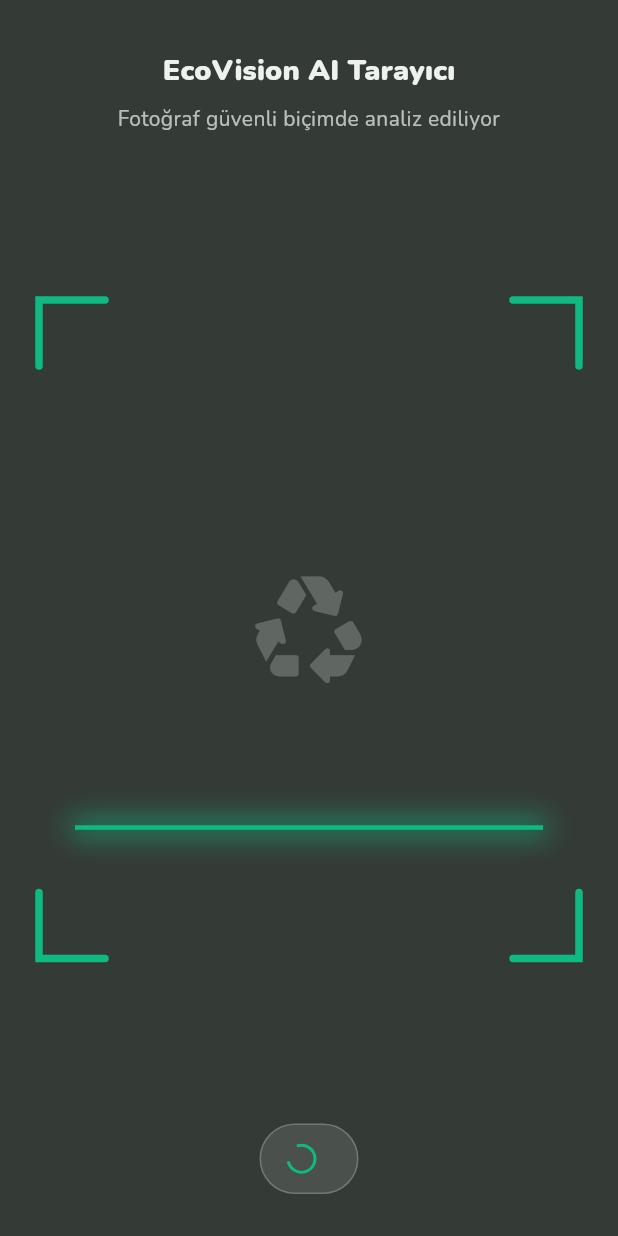
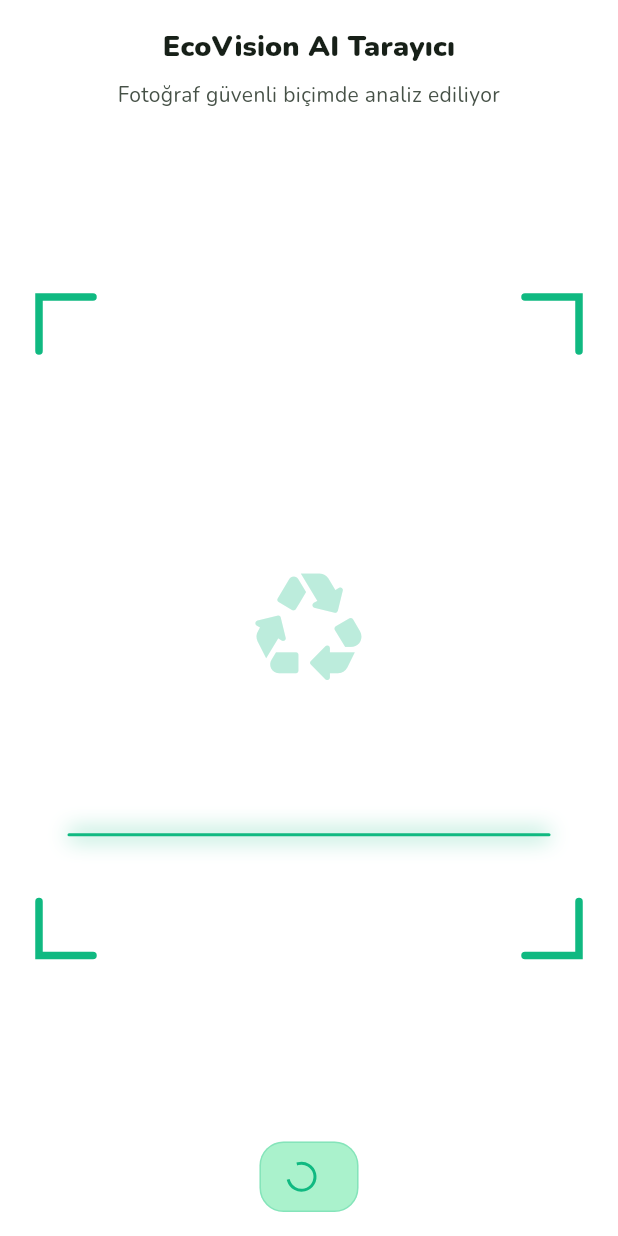
Before and after one commit to BnymGnc/EcoVision, a Flutter app: the ScanningOverlay widget shown alone on an empty page, opened directly with empty values, on a phone screen of 412 x 824 dp. Run offline on Flutter 3.47's test engine with Material 3 defaults, Android fonts, the phone set to English and light mode, and no system bars; our stand-ins replace animated_text_kit, file_picker, flutter_map, flutter_secure_storage, geocoding, geolocator and 6 more; missing offline and left inert: stomp_dart_client; accounts and stored records are empty.

Commit message:
fix: bound map rendering and polish themed scanning overlay

```diff
--- a/frontend/lib/screens/home_screen.dart
+++ b/frontend/lib/screens/home_screen.dart
@@ -1,4 +1,5 @@
 import 'package:flutter/foundation.dart' show ValueListenable;
+import 'dart:math' as math;
 import 'package:flutter/material.dart';
 import 'package:image_picker/image_picker.dart';
 
@@ -35,6 +36,19 @@ class _HomeScreenState extends State<HomeScreen> {
   final ImagePicker _imagePicker = ImagePicker();
   bool _isScanning = false;
   String _scanStatus = 'Yapay zeka analiz ediyor...';
+  OverlayEntry? _scanOverlay;
+
+  void _hideScanOverlay() {
+    _scanOverlay?.remove();
+    _scanOverlay?.dispose();
+    _scanOverlay = null;
+  }
+
+  @override
+  void dispose() {
+    _hideScanOverlay();
+    super.dispose();
+  }
 
   Future<void> _pickAndAnalyze(ImageSource source) async {
     if (_isScanning) return;
@@ -55,6 +69,14 @@ class _HomeScreenState extends State<HomeScreen> {
         _isScanning = true;
         _scanStatus = 'Fotoğraf güvenli biçimde yükleniyor...';
       });
+      _scanOverlay = OverlayEntry(
+        builder: (_) => Positioned.fill(
+          child: BlockSemantics(
+            child: AbsorbPointer(child: ScanningOverlay(message: _scanStatus)),
+          ),
+        ),
+      );
+      Overlay.of(context, rootOverlay: true).insert(_scanOverlay!);
       final bytes = await image.readAsBytes();
       if (bytes.length > 5 * 1024 * 1024) {
         throw const ApiException(
@@ -67,6 +89,7 @@ class _HomeScreenState extends State<HomeScreen> {
       }
 
       setState(() => _scanStatus = 'Yapay zeka atığı tanıyor...');
+      _scanOverlay?.markNeedsBuild();
       final previousPoints = widget.apiService.pointsListenable.value;
       final result = await widget.apiService.analyzeWasteImage(
         bytes: bytes,
@@ -83,6 +106,7 @@ class _HomeScreenState extends State<HomeScreen> {
 
       await EcoHaptics.heavy();
       if (!mounted) return;
+      _hideScanOverlay();
       setState(() => _isScanning = false);
       await Navigator.of(context).push(
         MaterialPageRoute<void>(
@@ -95,6 +119,7 @@ class _HomeScreenState extends State<HomeScreen> {
         ),
       );
     } catch (error) {
+      _hideScanOverlay();
       if (!mounted) {
         return;
       }
@@ -102,6 +127,7 @@ class _HomeScreenState extends State<HomeScreen> {
         context,
       ).showSnackBar(SnackBar(content: Text(error.toString())));
     } finally {
+      _hideScanOverlay();
       if (mounted) {
         setState(() => _isScanning = false);
       }
@@ -110,9 +136,9 @@ class _HomeScreenState extends State<HomeScreen> {
 
   @override
   Widget build(BuildContext context) {
-    return Stack(
-      children: [
-        Scaffold(
+    return PopScope(
+      canPop: !_isScanning,
+      child: Scaffold(
         appBar: AppBar(
           title: const Text('EcoVision'),
           actions: [
@@ -135,9 +161,7 @@ class _HomeScreenState extends State<HomeScreen> {
           child: ListView(
             padding: const EdgeInsets.all(20),
             children: [
-                _HeroPanel(
-                  pointsListenable: widget.apiService.pointsListenable,
-                ),
+              _HeroPanel(pointsListenable: widget.apiService.pointsListenable),
               const SizedBox(height: 20),
               FilledButton.icon(
                 onPressed: _isScanning
@@ -167,9 +191,6 @@ class _HomeScreenState extends State<HomeScreen> {
           ),
         ),
       ),
-        if (_isScanning)
-          Positioned.fill(child: ScanningOverlay(message: _scanStatus)),
-      ],
     );
   }
 }
@@ -471,24 +492,35 @@ class _ScanningOverlayState extends State<ScanningOverlay>
   }
 
   @override
+  void didChangeDependencies() {
+    super.didChangeDependencies();
+    if (MediaQuery.disableAnimationsOf(context)) {
+      _controller.stop();
+      _controller.value = 0.5;
+    } else if (!_controller.isAnimating) {
+      _controller.repeat(reverse: true);
+    }
+  }
+
+  @override
   Widget build(BuildContext context) {
     final colors = Theme.of(context).colorScheme;
     final accent = colors.primary;
     return Material(
-      color: colors.inverseSurface.withValues(alpha: 0.96),
+      key: const ValueKey('scanner-surface'),
+      color: colors.surface,
       child: SafeArea(
-        child: LayoutBuilder(
-          builder: (context, viewport) => SingleChildScrollView(
-            child: SizedBox(
-              height: viewport.maxHeight < 600 ? 600 : viewport.maxHeight,
         child: Padding(
-                padding: const EdgeInsets.fromLTRB(24, 32, 24, 28),
+          padding: const EdgeInsets.all(16),
           child: Column(
             children: [
               Text(
                 'EcoVision AI Tarayıcı',
+                textAlign: TextAlign.center,
+                maxLines: 2,
+                overflow: TextOverflow.ellipsis,
                 style: Theme.of(context).textTheme.titleMedium?.copyWith(
-                        color: colors.onInverseSurface,
+                  color: colors.onSurface,
                   fontSize: 19,
                   fontWeight: FontWeight.w900,
                 ),
@@ -497,12 +529,15 @@ class _ScanningOverlayState extends State<ScanningOverlay>
               Text(
                 'Fotoğraf güvenli biçimde analiz ediliyor',
                 textAlign: TextAlign.center,
+                maxLines: 2,
+                overflow: TextOverflow.ellipsis,
                 style: Theme.of(context).textTheme.bodyMedium?.copyWith(
-                        color: colors.onInverseSurface.withValues(alpha: 0.72),
+                  color: colors.onSurfaceVariant,
                 ),
               ),
               const SizedBox(height: 16),
               Expanded(
+                child: RepaintBoundary(
                   child: Center(
                     child: ConstrainedBox(
                       constraints: const BoxConstraints(maxWidth: 360),
@@ -513,47 +548,34 @@ class _ScanningOverlayState extends State<ScanningOverlay>
                             children: [
                               Positioned.fill(
                                 child: CustomPaint(
-                                      painter: _ScannerFramePainter(
-                                        color: accent,
+                                  painter: _ScannerFramePainter(color: accent),
                                 ),
                               ),
-                                  ),
-                                  AnimatedBuilder(
-                                    animation: _controller,
-                                    builder: (context, _) => Positioned(
-                                      left: 24,
-                                      right: 24,
-                                      top:
-                                          32 +
-                                          _controller.value *
-                                              (constraints.maxHeight - 64),
-                                      child: Container(
-                                        height: 3,
-                                        decoration: BoxDecoration(
+                              Positioned.fill(
+                                child: CustomPaint(
+                                  key: const ValueKey('scanner-sweep'),
+                                  painter: _ScannerSweepPainter(
                                     color: accent,
-                                          boxShadow: [
-                                            BoxShadow(
-                                              color: accent.withValues(
-                                                alpha: 0.9,
-                                              ),
-                                              blurRadius: 16,
-                                              spreadRadius: 3,
-                                            ),
-                                          ],
-                                        ),
+                                    progress: _controller,
                                   ),
                                 ),
                               ),
                               Center(
                                 child: Icon(
                                   Icons.recycling_rounded,
-                                      color: colors.onInverseSurface.withValues(
-                                        alpha: 0.24,
+                                  color: colors.primary.withValues(alpha: 0.28),
+                                  size: math.min(
+                                    84,
+                                    math.min(
+                                          constraints.maxWidth,
+                                          constraints.maxHeight,
+                                        ) *
+                                        0.32,
                                   ),
-                                      size: 84,
                                 ),
                               ),
                             ],
+                          ),
                         ),
                       ),
                     ),
@@ -567,12 +589,10 @@ class _ScanningOverlayState extends State<ScanningOverlay>
                   vertical: 12,
                 ),
                 decoration: BoxDecoration(
-                        color: colors.onInverseSurface.withValues(alpha: 0.12),
-                        borderRadius: BorderRadius.circular(28),
+                  color: colors.primaryContainer,
+                  borderRadius: BorderRadius.circular(16),
                   border: Border.all(
-                          color: colors.onInverseSurface.withValues(
-                            alpha: 0.24,
-                          ),
+                    color: colors.primary.withValues(alpha: 0.24),
                   ),
                 ),
                 child: Row(
@@ -590,9 +610,10 @@ class _ScanningOverlayState extends State<ScanningOverlay>
                     Flexible(
                       child: Text(
                         widget.message,
-                              style: Theme.of(context).textTheme.bodyMedium
-                                  ?.copyWith(
-                                    color: colors.onInverseSurface,
+                        maxLines: 2,
+                        overflow: TextOverflow.ellipsis,
+                        style: Theme.of(context).textTheme.bodyMedium?.copyWith(
+                          color: colors.onPrimaryContainer,
                           fontWeight: FontWeight.w800,
                         ),
                       ),
@@ -604,11 +625,45 @@ class _ScanningOverlayState extends State<ScanningOverlay>
           ),
         ),
       ),
-          ),
-        ),
-      ),
     );
   }
+}
+
+class _ScannerSweepPainter extends CustomPainter {
+  _ScannerSweepPainter({required this.color, required this.progress})
+    : super(repaint: progress);
+  final Color color;
+  final Animation<double> progress;
+
+  @override
+  void paint(Canvas canvas, Size size) {
+    if (size.isEmpty) return;
+    final inset = math.min(20.0, size.shortestSide * 0.12);
+    final y = inset + progress.value * math.max(0, size.height - 2 * inset);
+    canvas.save();
+    canvas.clipRect(Offset.zero & size);
+    canvas.drawLine(
+      Offset(inset, y),
+      Offset(size.width - inset, y),
+      Paint()
+        ..color = color.withValues(alpha: 0.4)
+        ..strokeWidth = 7
+        ..maskFilter = const MaskFilter.blur(BlurStyle.normal, 7),
+    );
+    canvas.drawLine(
+      Offset(inset, y),
+      Offset(size.width - inset, y),
+      Paint()
+        ..color = color
+        ..strokeWidth = 2
+        ..strokeCap = StrokeCap.round,
+    );
+    canvas.restore();
+  }
+
+  @override
+  bool shouldRepaint(covariant _ScannerSweepPainter oldDelegate) =>
+      color != oldDelegate.color || progress != oldDelegate.progress;
 }
 
 class _ScannerFramePainter extends CustomPainter {
@@ -623,7 +678,7 @@ class _ScannerFramePainter extends CustomPainter {
       ..strokeWidth = 5
       ..strokeCap = StrokeCap.round
       ..style = PaintingStyle.stroke;
-    const length = 44.0;
+    final length = math.min(36.0, size.shortestSide * 0.22);
     final paths = <Path>[
       Path()
         ..moveTo(0, length)
--- a/frontend/lib/screens/leaderboard_screen.dart
+++ b/frontend/lib/screens/leaderboard_screen.dart
@@ -30,7 +30,7 @@ class _LeaderboardScreenState extends State<LeaderboardScreen> {
         ),
         bottom: const TabBar(
           tabs: [
-            Tab(icon: Icon(Icons.public_rounded), text: 'Genel'),
+            Tab(icon: Icon(Icons.public_rounded), text: 'Tüm şehirler'),
             Tab(icon: Icon(Icons.people_outline_rounded), text: 'Arkadaşlarım'),
           ],
         ),
--- a/frontend/pubspec.yaml
+++ b/frontend/pubspec.yaml
@@ -16,7 +16,7 @@ publish_to: 'none' # Remove this line if you wish to publish to pub.dev
 # https://developer.apple.com/library/archive/documentation/General/Reference/InfoPlistKeyReference/Articles/CoreFoundationKeys.html
 # In Windows, build-name is used as the major, minor, and patch parts
 # of the product and file versions while build-number is used as the build suffix.
-version: 1.0.0+1
+version: 1.0.1+2
 
 environment:
   sdk: ^3.9.2
```
Also changed, not shown: frontend/lib/models/doa_marker_index.dart (added, +46 -0 lines), frontend/lib/screens/map_screen.dart (+135 -82 lines), 5 other files. Lines whose indentation alone changed are shown as unchanged.
